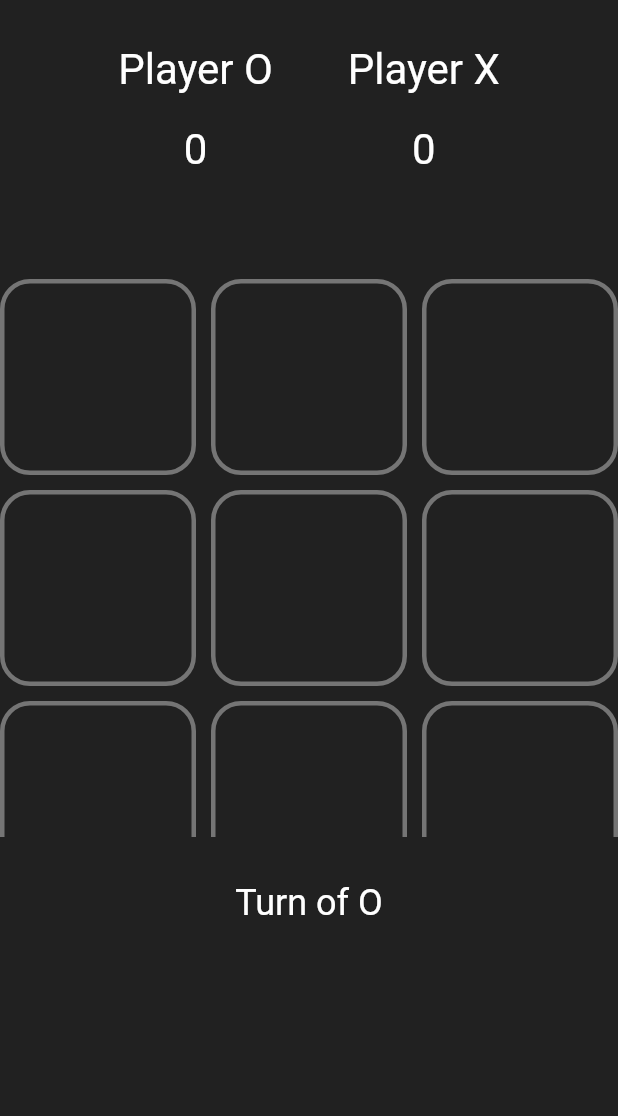
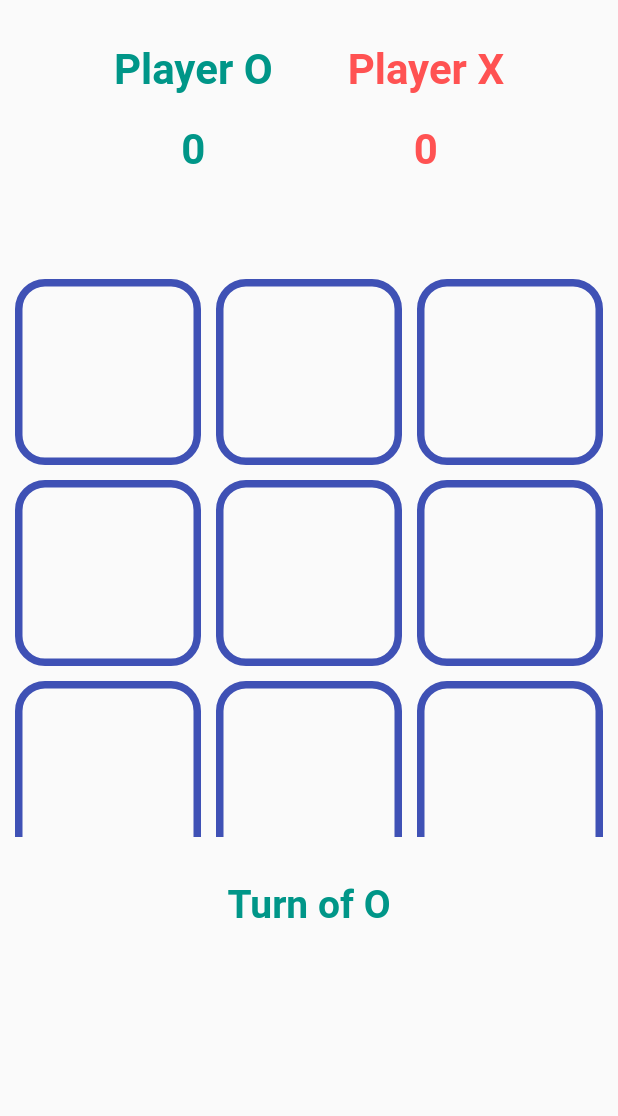
Before and after one commit to Saqib-Sizan-Khan/Flutter_repo, a Flutter app: the screen it shows after launch, on a phone screen of 412 x 824 dp, the part 120-1236 px from its top. Run offline on Flutter 3.47's test engine with Material 2 defaults, Android fonts, the phone set to English and light mode, and no system bars; our stand-ins replace floating_bottom_navigation_bar, font_awesome_flutter, percent_indicator.

Commit message:
Tic Tac Toe game UI logic update

```diff
--- a/tic_tac_toe/lib/game_setup/ttt_game_UI.dart
+++ b/tic_tac_toe/lib/game_setup/ttt_game_UI.dart
@@ -14,8 +14,20 @@ class _TTT_Game_UIState extends State<TTT_Game_UI> {
   bool win = false;
   String winner = '';
   int _fillBoxes = 0;
-  bool gamefrezze = false;
+  bool _gamefrezze = false;
+  String _winBoxes = '';
   List<String> _gridList = ['', '', '', '', '', '', '', '', ''];
+  final List<String> _wingridList = [
+    '0',
+    '1',
+    '2',
+    '3',
+    '4',
+    '5',
+    '6',
+    '7',
+    '8'
+  ];
 
   @override
   Widget build(BuildContext context) {
@@ -34,7 +46,7 @@ class _TTT_Game_UIState extends State<TTT_Game_UI> {
                   win = false;
                   winner = '';
                   _fillBoxes = 0;
-                  gamefrezze = false;
+                  _gamefrezze = false;
                   _gridList = ['', '', '', '', '', '', '', '', ''];
                 });
               },
@@ -51,7 +63,6 @@ class _TTT_Game_UIState extends State<TTT_Game_UI> {
         backgroundColor: Colors.grey[900],
         toolbarHeight: 80,
       ),
-      backgroundColor: Colors.grey[900],
       body: Column(
         children: [_pointsTable(), _gameGrid(), _playerTurn()],
       ),
@@ -70,14 +81,20 @@ class _TTT_Game_UIState extends State<TTT_Game_UI> {
                 children: [
                   Text(
                     'Player O',
-                    style: TextStyle(fontSize: 28, color: Colors.white),
+                    style: TextStyle(
+                        fontSize: 28,
+                        color: Colors.teal,
+                        fontWeight: FontWeight.bold),
                   ),
                   SizedBox(
                     height: 20,
                   ),
                   Text(
                     _scoreO.toString(),
-                    style: TextStyle(fontSize: 28, color: Colors.white),
+                    style: TextStyle(
+                        fontSize: 28,
+                        color: Colors.teal,
+                        fontWeight: FontWeight.bold),
                   ),
                 ],
               ),
@@ -88,14 +105,20 @@ class _TTT_Game_UIState extends State<TTT_Game_UI> {
                 children: [
                   Text(
                     'Player X',
-                    style: TextStyle(fontSize: 28, color: Colors.white),
+                    style: TextStyle(
+                        fontSize: 28,
+                        color: Colors.redAccent,
+                        fontWeight: FontWeight.bold),
                   ),
                   SizedBox(
                     height: 20,
                   ),
                   Text(
                     _scoreX.toString(),
-                    style: TextStyle(fontSize: 28, color: Colors.white),
+                    style: TextStyle(
+                        fontSize: 28,
+                        color: Colors.redAccent,
+                        fontWeight: FontWeight.bold),
                   ),
                 ],
               )
@@ -107,28 +130,35 @@ class _TTT_Game_UIState extends State<TTT_Game_UI> {
   Widget _gameGrid() {
     return Expanded(
       flex: 2,
+      child: Padding(
+        padding: const EdgeInsets.symmetric(horizontal: 10),
         child: GridView.builder(
             itemCount: 9,
             gridDelegate: SliverGridDelegateWithFixedCrossAxisCount(
                 crossAxisCount: 3, mainAxisSpacing: 10, crossAxisSpacing: 10),
             itemBuilder: (BuildContext context, int index) {
-            return gamefrezze
+              return _gamefrezze
                   ? Container(
                       decoration: BoxDecoration(
+                          color: _wingridList[index] == _winBoxes[0] ||
+                                  _wingridList[index] == _winBoxes[1] ||
+                                  _wingridList[index] == _winBoxes[2]
+                              ? Colors.limeAccent
+                              : Colors.transparent,
                           border:
-                            Border.all(color: Colors.grey.shade600, width: 3),
+                              Border.all(color: Colors.indigo, width: 5),
                           borderRadius: BorderRadius.circular(20)),
                       child: _gridList[index] == ''
                           ? Container()
                           : _gridList[index] == 'x'
                               ? Icon(
                                   Icons.close,
-                                size: 50,
+                                  size: 60,
                                   color: Colors.redAccent,
                                 )
                               : Icon(
                                   Icons.circle_outlined,
-                                size: 50,
+                                  size: 60,
                                   color: Colors.teal,
                                 ))
                   : InkWell(
@@ -138,23 +168,24 @@ class _TTT_Game_UIState extends State<TTT_Game_UI> {
                       child: Container(
                           decoration: BoxDecoration(
                               border: Border.all(
-                                color: Colors.grey.shade600, width: 3),
+                                  color: Colors.indigo, width: 5),
                               borderRadius: BorderRadius.circular(20)),
                           child: _gridList[index] == ''
                               ? Container()
                               : _gridList[index] == 'x'
                                   ? Icon(
                                       Icons.close,
-                                    size: 50,
+                                      size: 60,
                                       color: Colors.redAccent,
                                     )
                                   : Icon(
                                       Icons.circle_outlined,
-                                    size: 50,
+                                      size: 60,
                                       color: Colors.teal,
                                     )),
                     );
             }),
+      ),
     );
   }
 
@@ -169,7 +200,10 @@ class _TTT_Game_UIState extends State<TTT_Game_UI> {
               padding: const EdgeInsets.all(30.0),
               child: Text(
                 _turnO ? 'Turn of O' : 'Turn of X',
-                style: TextStyle(color: Colors.white, fontSize: 24),
+                style: TextStyle(
+                    color: _turnO ? Colors.teal : Colors.redAccent,
+                    fontSize: 26,
+                    fontWeight: FontWeight.w700),
               ),
             ),
           ),
@@ -184,9 +218,9 @@ class _TTT_Game_UIState extends State<TTT_Game_UI> {
                         ? 'Winner is O'
                         : 'Winner is X',
                 style: TextStyle(
-                    color: Colors.blue,
+                    color: Colors.indigo,
                     fontSize: 28,
-                    fontWeight: FontWeight.w600),
+                    fontWeight: FontWeight.w700),
               ),
             ),
           ),
@@ -210,10 +244,10 @@ class _TTT_Game_UIState extends State<TTT_Game_UI> {
       winner = checkWinner();
       if (winner == 'o') {
         _scoreO += 1;
-        gamefrezze = true;
+        _gamefrezze = true;
       } else if (winner == 'x') {
         _scoreX += 1;
-        gamefrezze = true;
+        _gamefrezze = true;
       }
     });
   }
@@ -221,34 +255,42 @@ class _TTT_Game_UIState extends State<TTT_Game_UI> {
   String checkWinner() {
     if (checkGrid(0, 1, 2)) {
       win = true;
+      _winBoxes = '012';
       return _gridList[0];
     }
     if (checkGrid(3, 4, 5)) {
       win = true;
+      _winBoxes = '345';
       return _gridList[3];
     }
     if (checkGrid(6, 7, 8)) {
       win = true;
+      _winBoxes = '678';
       return _gridList[6];
     }
     if (checkGrid(0, 3, 6)) {
       win = true;
+      _winBoxes = '036';
       return _gridList[0];
     }
     if (checkGrid(1, 4, 7)) {
       win = true;
+      _winBoxes = '147';
       return _gridList[1];
     }
     if (checkGrid(2, 5, 8)) {
       win = true;
+      _winBoxes = '258';
       return _gridList[2];
     }
     if (checkGrid(0, 4, 8)) {
       win = true;
+      _winBoxes = '048';
       return _gridList[0];
     }
     if (checkGrid(2, 4, 6)) {
       win = true;
+      _winBoxes = '246';
       return _gridList[2];
     }
     if (_fillBoxes == 9) {
```
Lines whose indentation alone changed are shown as unchanged.
